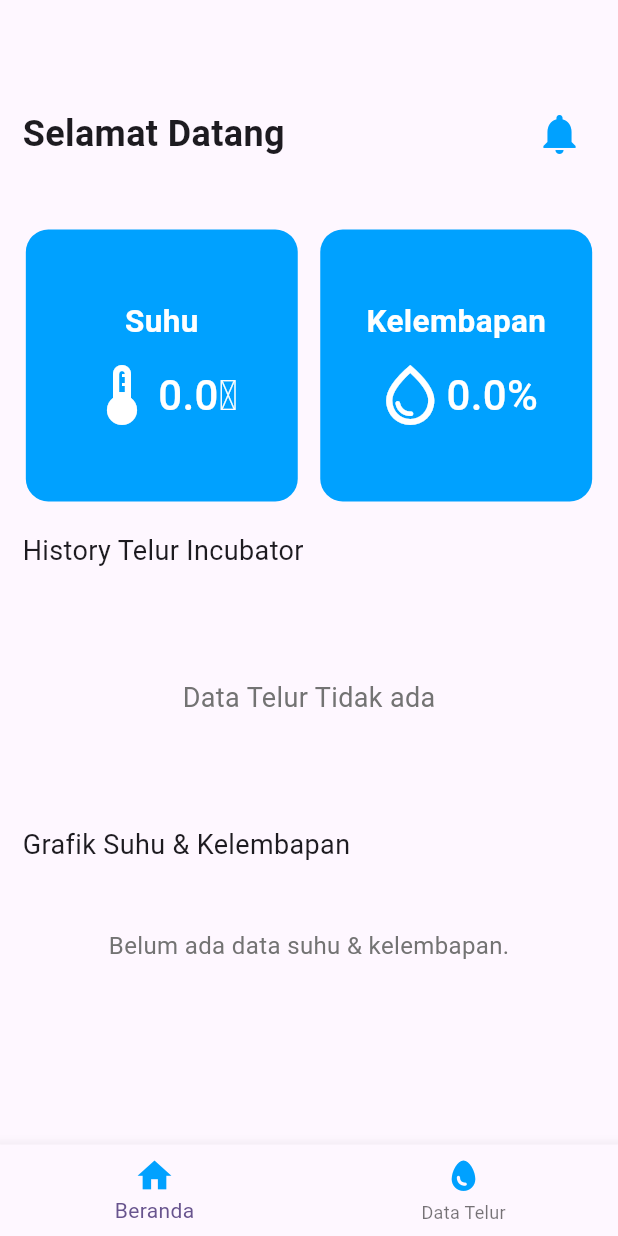
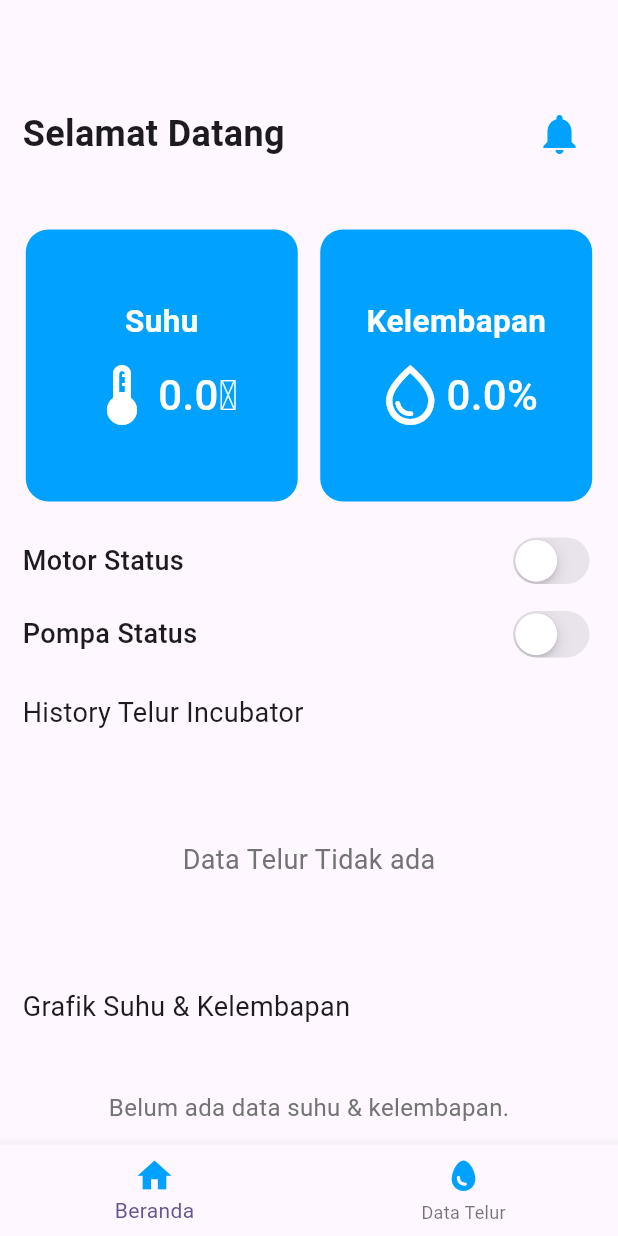
Before and after one commit to Krisna78/incubator_app, a Flutter app: the screen it shows after launch, on a phone screen of 412 x 824 dp. Run offline on Flutter 3.47's test engine with Material 3 defaults, Android fonts, the phone set to English and light mode, and no system bars; our stand-ins replace firebase_core, fl_chart, get, sqflite; accounts and stored records are empty; network calls fail.

Commit message:
add switch button pompa and motor

```diff
--- a/lib/pages/beranda.dart
+++ b/lib/pages/beranda.dart
@@ -1,3 +1,4 @@
+import 'package:flutter/cupertino.dart';
 import 'package:flutter/material.dart';
 import 'package:fl_chart/fl_chart.dart';
 import 'package:get/get.dart';
@@ -16,6 +17,7 @@ class _BerandaState extends State<Beranda> {
   List<FlSpot> masukSpots = [];
   List<FlSpot> keluarSpots = [];
   List<String> tanggalLabels = [];
+  ValueNotifier<bool> motorStatusSwitch = ValueNotifier(false);
 
   void prosesData(List<Map<String, dynamic>> data) {
     masukSpots.clear();
@@ -68,6 +70,8 @@ class _BerandaState extends State<Beranda> {
     incubatorController.loadAllIncubators().then((_) {
       incubatorController.cekTelurKeluarHariIni();
     });
+    incubatorController.fetchMotorStatus();
+    incubatorController.fetchPompaStatus();
   }
 
   @override
@@ -202,6 +206,42 @@ class _BerandaState extends State<Beranda> {
                     ),
                   ],
                 ),
+                const SizedBox(height: 20),
+                Obx(() => Row(
+                      mainAxisAlignment: MainAxisAlignment.spaceBetween,
+                      children: [
+                        const Text(
+                          "Motor Status",
+                          style: TextStyle(
+                              fontSize: 18, fontWeight: FontWeight.w500),
+                        ),
+                        CupertinoSwitch(
+                          value: incubatorController.motorStatus.value,
+                          onChanged: (newValue) {
+                            incubatorController.updateMotorStatus(newValue);
+                          },
+                          activeColor: Color(0xFF00A1FF),
+                        ),
+                      ],
+                    )),
+                    const SizedBox(height: 10),
+                    Obx(() => Row(
+                      mainAxisAlignment: MainAxisAlignment.spaceBetween,
+                      children: [
+                        const Text(
+                          "Pompa Status",
+                          style: TextStyle(
+                              fontSize: 18, fontWeight: FontWeight.w500),
+                        ),
+                        CupertinoSwitch(
+                          value: incubatorController.pumpStatus.value,
+                          onChanged: (newValue) {
+                            incubatorController.updatePompaStatus(newValue);
+                          },
+                          activeColor: Color(0xFF00A1FF),
+                        ),
+                      ],
+                    )),
                 const SizedBox(height: 20),
                 const Text(
                   "History Telur Incubator",
@@ -373,8 +413,10 @@ class _BerandaState extends State<Beranda> {
                             lineBarsData: [
                               LineChartBarData(
                                 spots: incubatorController.suhuSpots.length > 10
-                                      ? incubatorController.suhuSpots.sublist(incubatorController.suhuSpots.length - 10)
-                                      : incubatorController.suhuSpots,
+                                    ? incubatorController.suhuSpots.sublist(
+                                        incubatorController.suhuSpots.length -
+                                            10)
+                                    : incubatorController.suhuSpots,
                                 isCurved: true,
                                 color: Colors.orange,
                                 barWidth: 4,
@@ -383,9 +425,14 @@ class _BerandaState extends State<Beranda> {
                                 belowBarData: BarAreaData(show: false),
                               ),
                               LineChartBarData(
-                                spots: incubatorController.kelembapanSpots.length > 10
-                                      ? incubatorController.kelembapanSpots.sublist(incubatorController.kelembapanSpots.length - 10)
-                                      : incubatorController.kelembapanSpots,
+                                spots:
+                                    incubatorController.kelembapanSpots.length >
+                                            10
+                                        ? incubatorController.kelembapanSpots
+                                            .sublist(incubatorController
+                                                    .kelembapanSpots.length -
+                                                10)
+                                        : incubatorController.kelembapanSpots,
                                 isCurved: true,
                                 color: Colors.blue,
                                 barWidth: 4,
```
Also changed, not shown: lib/controller/incubatorController.dart (+74 -0 lines).
